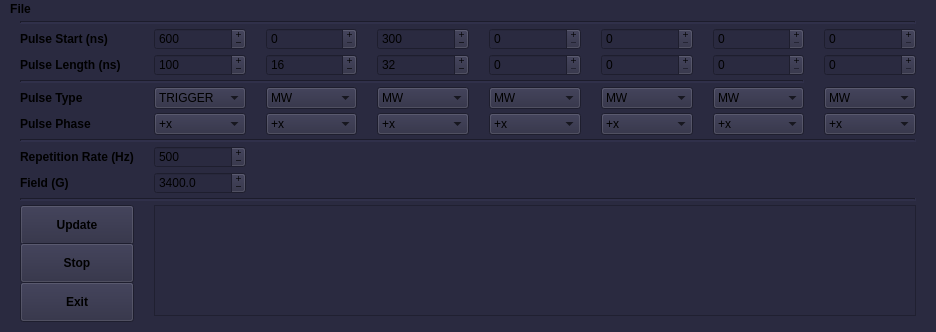
This is atomize/control_center/gui/pulse_main_window.ui in Anatoly1010/Atomize_NIOCH as Qt 5 draws it before an edit. The edited form follows.
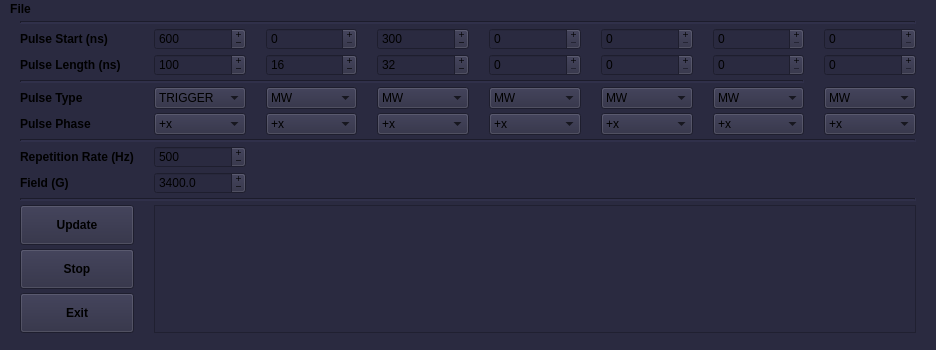
This is the edited form.

```diff
--- a/atomize/control_center/gui/pulse_main_window.ui
+++ b/atomize/control_center/gui/pulse_main_window.ui
@@ -7,7 +7,7 @@
     <x>0</x>
     <y>0</y>
     <width>936</width>
-    <height>332</height>
+    <height>350</height>
    </rect>
   </property>
   <property name="sizePolicy">
@@ -19,13 +19,13 @@
   <property name="minimumSize">
    <size>
     <width>936</width>
-    <height>332</height>
+    <height>350</height>
    </size>
   </property>
   <property name="maximumSize">
    <size>
     <width>936</width>
-    <height>332</height>
+    <height>352</height>
    </size>
   </property>
   <property name="sizeIncrement">
@@ -56,13 +56,13 @@
    <property name="minimumSize">
     <size>
      <width>936</width>
-     <height>310</height>
+     <height>330</height>
     </size>
    </property>
    <property name="maximumSize">
     <size>
      <width>936</width>
-     <height>310</height>
+     <height>330</height>
     </size>
    </property>
    <layout class="QHBoxLayout" name="horizontalLayout">
```
Left out of the diff: 134 changed lines with no effect on the pictures.
